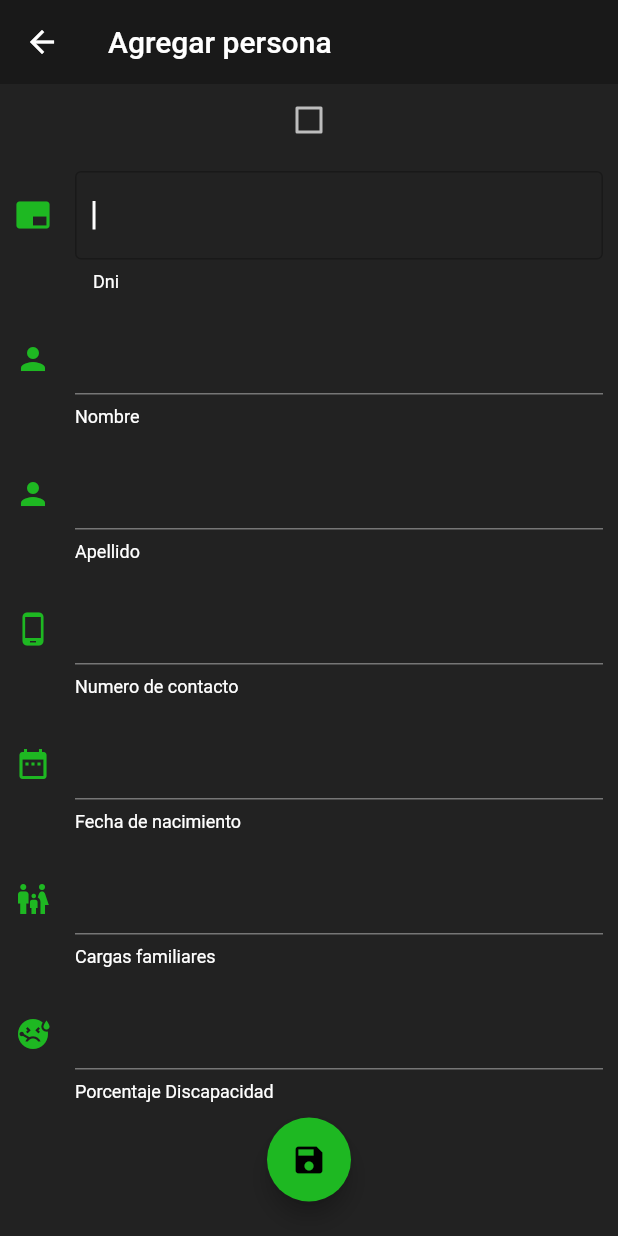
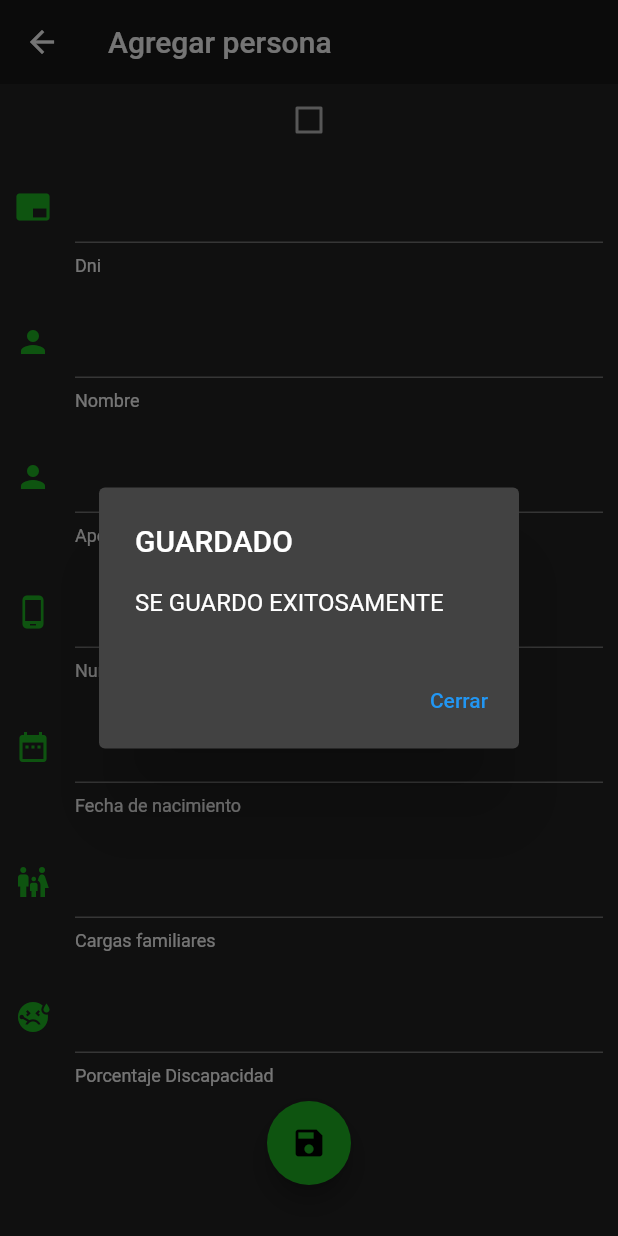
Before and after one commit to JhairV2002/grupo_1_a, a Flutter app: the FormScreen screen opened by its route, after a tap on the "save" icon, on a phone screen of 412 x 824 dp. Run offline on Flutter 3.47's test engine with Material 2 defaults, Android fonts, the phone set to English and light mode, and no system bars.

```diff
--- a/lib/screens/form.dart
+++ b/lib/screens/form.dart
@@ -142,13 +142,27 @@ class FormScreen extends StatelessWidget {
               ),
 
               FloatingActionButton(
+                  onPressed: () => showDialog(
+                        context: context,
+                        barrierDismissible: false,
+                        builder: (BuildContext ctx) => AlertDialog(
+                          title: const Text("GUARDADO"),
+                          content: const Text("SE GUARDO EXITOSAMENTE"),
+                          actions: <Widget>[
+                            TextButton(
+                              child: const Text('Cerrar'),
                               onPressed: () {
                                 if (formValues['id'] != "0") {
                                   personProvider.updatePerson(formValues);
                                 } else {
                                   personProvider.createPerson(formValues);
                                 }
+                                Navigator.of(context).pop();
                               },
+                            ),
+                          ],
+                        ),
+                      ),
                   backgroundColor: const Color.fromARGB(255, 30, 184, 34),
                   child: const Icon(
                     Icons.save,
```
Lines whose indentation alone changed are shown as unchanged.
